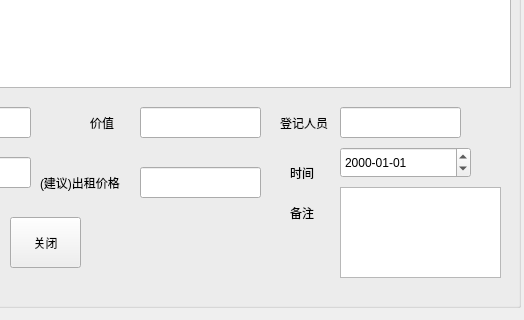
The window that src/managewindow.ui (guanqian1994/EquipmentManagementSystem) describes before a commit, drawn with Qt 5; both pictures show x 270 to 794 and y 173 to 493 of the 794 by 493 pixel window.
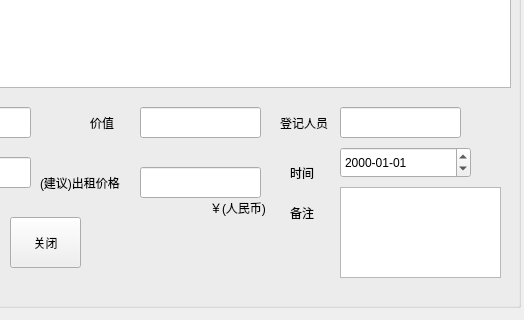
The same window after the commit.

```diff
--- a/src/managewindow.ui
+++ b/src/managewindow.ui
@@ -264,6 +264,19 @@
      <number>1000000000</number>
     </property>
    </widget>
+   <widget class="QLabel" name="label_10">
+    <property name="geometry">
+     <rect>
+      <x>470</x>
+      <y>360</y>
+      <width>61</width>
+      <height>21</height>
+     </rect>
+    </property>
+    <property name="text">
+     <string>￥(人民币)</string>
+    </property>
+   </widget>
   </widget>
  </widget>
  <resources/>
```
